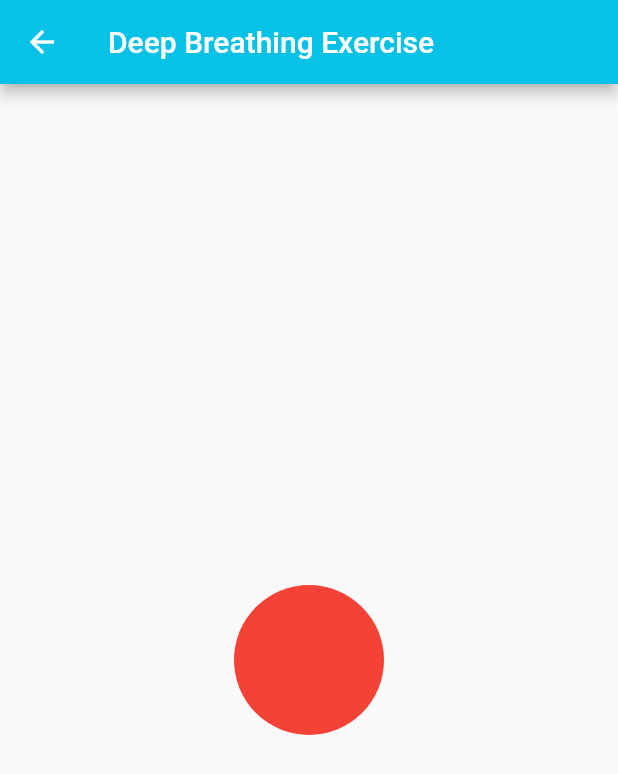
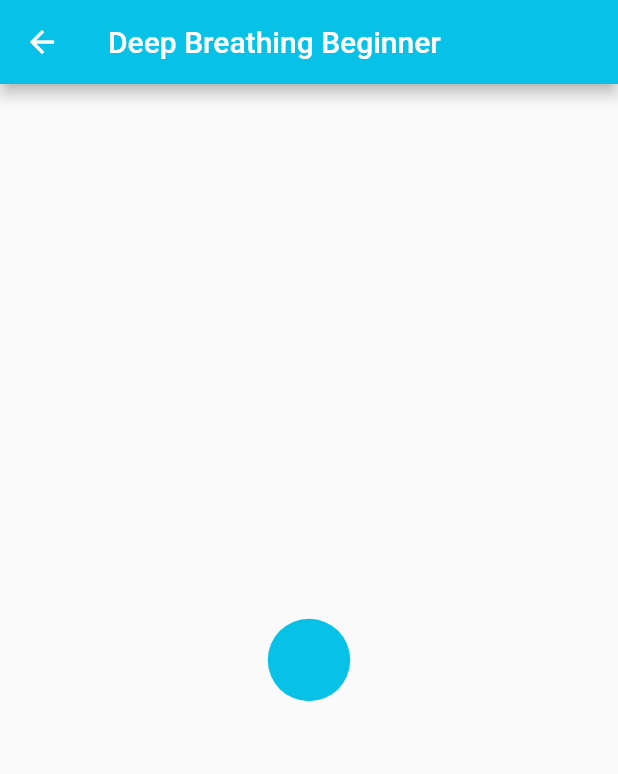
Before and after one commit to ZiClaud/Iremi-Breathing-App, a Flutter app: the screen it shows after launch, after a tap on "Descrizione", on a phone screen of 412 x 824 dp. Shown: the top 774 px of the screen. Run offline on Flutter 3.47's test engine with Material 2 defaults, Android fonts, the phone set to English and light mode, and no system bars.

Commit message:
Ball now finally works
Minir inprovements

```diff
--- a/iremibreathingapp/lib/exercises/deepBreathingExercise.dart
+++ b/iremibreathingapp/lib/exercises/deepBreathingExercise.dart
@@ -2,7 +2,7 @@ import 'package:iremibreathingapp/exercises/exercise.dart';
 
 abstract class DeepBreathingExercise extends Exercise {
   @override
-  String name = "Deep Breathing Exercise";
+  String name = "Deep Breathing";
 
   @override
   List<String> steps = [
--- a/iremibreathingapp/lib/exercises/deepBreathingExerciseBeginner.dart
+++ b/iremibreathingapp/lib/exercises/deepBreathingExerciseBeginner.dart
@@ -1,6 +1,9 @@
 import 'package:iremibreathingapp/exercises/deepBreathingExercise.dart';
 
 class DeepBreathingExerciseBeginner extends DeepBreathingExercise {
+  @override
+  String name = "Deep Breathing Beginner";
+
   @override
   Duration inhaleTime = Duration(seconds: 2);
 
--- a/iremibreathingapp/lib/exercises/deepBreathingExerciseIntermediate.dart
+++ b/iremibreathingapp/lib/exercises/deepBreathingExerciseIntermediate.dart
@@ -1,6 +1,9 @@
 import 'package:iremibreathingapp/exercises/deepBreathingExercise.dart';
 
 class DeepBreathingExerciseIntermediate extends DeepBreathingExercise {
+  @override
+  String name = "Deep Breathing Intermediate";
+
   @override
   Duration inhaleTime = Duration(seconds: 4);
 
--- a/iremibreathingapp/lib/pages/exercisePage.dart
+++ b/iremibreathingapp/lib/pages/exercisePage.dart
@@ -22,12 +22,21 @@ class _ExercisePageState extends State<ExercisePage> {
         title: Text(exercise.name),
         backgroundColor: myBluLight,
       ),
-      body: BallAnimation(
+      body: FourStageAnimation(
+        durationA: exercise.inhaleTime,
+        durationB: exercise.holdMiddleTime,
+        durationC: exercise.exhaleTime,
+        durationD: exercise.holdEndTime,
+      )
+    );
+  }
+}
+
+/*
+BallAnimation(
         expansionDuration: exercise.inhaleTime,
         holdMiddleDuration: exercise.holdMiddleTime,
         contractionDuration: exercise.exhaleTime,
         holdEndDuration: exercise.holdEndTime,
       ),
-    );
-  }
-}
+ */
--- a/iremibreathingapp/lib/utils/dfaultWidget.dart
+++ b/iremibreathingapp/lib/utils/dfaultWidget.dart
@@ -9,63 +9,60 @@ AppBar defaultAppBar(String title) {
 }
 
 
-class BallAnimation extends StatefulWidget {
-  final Duration expansionDuration;
-  final Duration holdMiddleDuration;
-  final Duration contractionDuration;
-  final Duration holdEndDuration;
+class FourStageAnimation extends StatefulWidget {
+  final Duration durationA;
+  final Duration durationB;
+  final Duration durationC;
+  final Duration durationD;
 
-  BallAnimation({
-    required this.expansionDuration,
-    required this.holdMiddleDuration,
-    required this.contractionDuration,
-    required this.holdEndDuration,
+  FourStageAnimation({
+    required this.durationA,
+    required this.durationB,
+    required this.durationC,
+    required this.durationD,
   });
 
   @override
-  _BallAnimationState createState() => _BallAnimationState();
+  _FourStageAnimationState createState() => _FourStageAnimationState();
 }
 
-class _BallAnimationState extends State<BallAnimation>
+class _FourStageAnimationState extends State<FourStageAnimation>
     with SingleTickerProviderStateMixin {
   late AnimationController _controller;
-  late Animation<double> _animation;
+  late Animation<Size> _animation;
 
   @override
   void initState() {
     super.initState();
     _controller = AnimationController(
-      duration: widget.expansionDuration +
-          widget.holdMiddleDuration +
-          widget.contractionDuration +
-          widget.holdEndDuration,
       vsync: this,
+      duration: widget.durationA +
+          widget.durationB +
+          widget.durationC +
+          widget.durationD,
     );
-    _animation = Tween<double>(begin: 0.0, end: 1.0).animate(
-      _controller.drive(CurveTween(
-        curve: Interval(
-          0.0,
-          widget.expansionDuration.inMilliseconds /
-              _controller.duration!.inMilliseconds,
-          curve: Curves.easeInOut,
+    _animation = TweenSequence([
+      TweenSequenceItem(
+        tween: Tween<Size>(begin: Size.zero, end: Size.square(100)),
+        weight: widget.durationA.inMilliseconds.toDouble() /
+            _controller.duration!.inMilliseconds.toDouble(),
       ),
-      )).drive(CurveTween(
-        curve: Interval(
-          (widget.expansionDuration.inMilliseconds + widget.holdMiddleDuration.inMilliseconds) /
-              _controller.duration!.inMilliseconds,
-          (widget.expansionDuration.inMilliseconds + widget.holdMiddleDuration.inMilliseconds + widget.contractionDuration.inMilliseconds) /
-              _controller.duration!.inMilliseconds,
-          curve: Curves.easeInOut,
+      TweenSequenceItem(
+        tween: Tween<Size>(begin: Size.square(100), end: Size.square(100)),
+        weight: widget.durationB.inMilliseconds.toDouble() /
+            _controller.duration!.inMilliseconds.toDouble(),
       ),
-      )).drive(CurveTween(
-        curve: Interval(
-          (widget.expansionDuration.inMilliseconds + widget.holdMiddleDuration.inMilliseconds + widget.contractionDuration.inMilliseconds) /
-              _controller.duration!.inMilliseconds,
-          1.0,
-          curve: Curves.easeInOut,
+      TweenSequenceItem(
+        tween: Tween<Size>(begin: Size.square(100), end: Size.zero),
+        weight: widget.durationC.inMilliseconds.toDouble() /
+            _controller.duration!.inMilliseconds.toDouble(),
       ),
-      )),
-    );
+      TweenSequenceItem(
+        tween: Tween<Size>(begin: Size.zero, end: Size.zero),
+        weight: widget.durationD.inMilliseconds.toDouble() /
+            _controller.duration!.inMilliseconds.toDouble(),
+      ),
+    ]).animate(_controller);
     _controller.repeat(reverse: true);
   }
 
@@ -78,48 +75,19 @@ class _BallAnimationState extends State<BallAnimation>
   @override
   Widget build(BuildContext context) {
     return Center(
-      child: SizedBox.fromSize(
-        size: Size.square(100),
       child: AnimatedBuilder(
         animation: _animation,
         builder: (BuildContext context, Widget? child) {
-            return CustomPaint(
-              painter: BallPainter(
-                _animation.value,
-                Colors.blue,
-                Colors.red,
+          return Container(
+            width: _animation.value.width,
+            height: _animation.value.height,
+            decoration: BoxDecoration(
+              color: myBluLight,
+              shape: BoxShape.circle,
             ),
           );
         },
       ),
-      ),
     );
   }
 }
-
-class BallPainter extends CustomPainter {
-  final double value;
-  final Color color;
-  final Color backgroundColor;
-
-  BallPainter(this.value, this.color, this.backgroundColor);
-
-  @override
-  void paint(Canvas canvas, Size size) {
-    final backgroundPaint = Paint()..color = backgroundColor;
-    final fillPaint = Paint()..color = color;
-    canvas.drawCircle(
-      Offset(size.width / 2, size.height / 2),
-      size.width / 2,
-      backgroundPaint,
-    );
-    canvas.drawCircle(
-      Offset(size.width / 2, size.height / 2),
-      size.width / 2 * value,
-      fillPaint,
-    );
-  }
-
-  @override
-  bool shouldRepaint(CustomPainter oldDelegate) => true;
-}
```
Also changed, not shown: 1 other file. Lines whose indentation alone changed are shown as unchanged.
